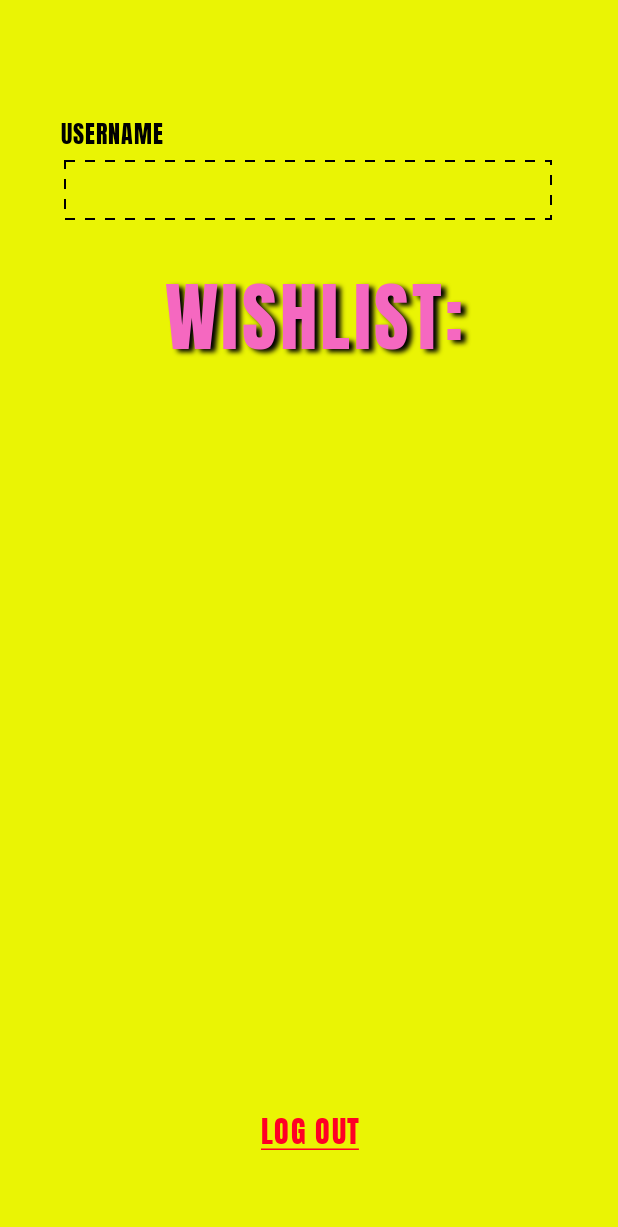
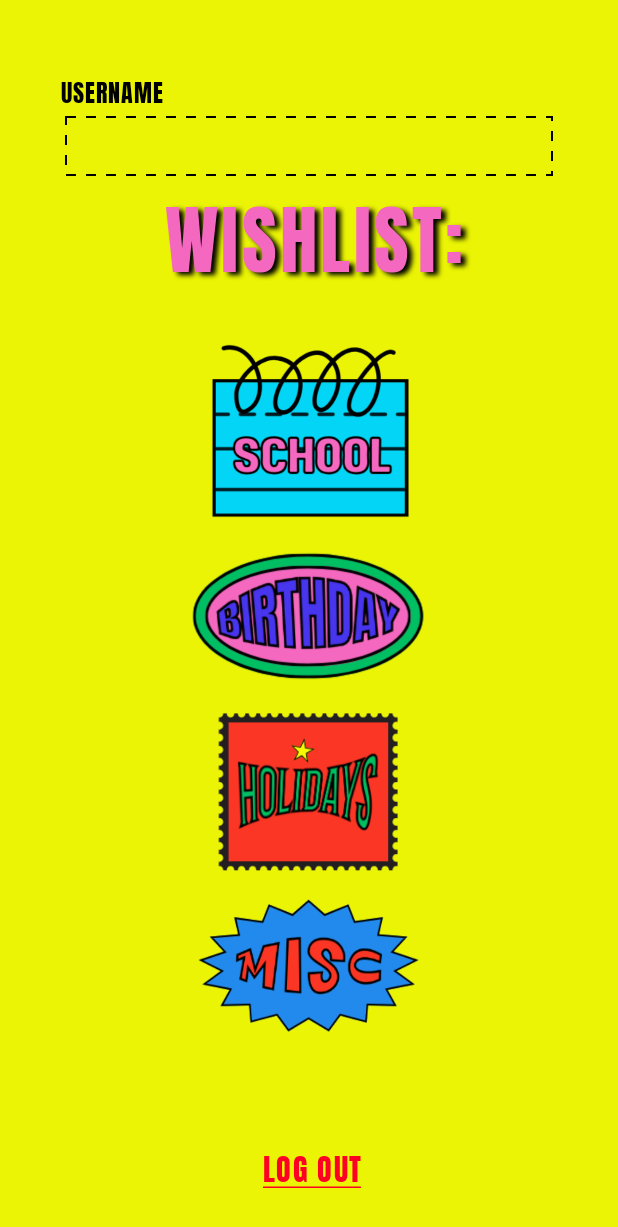
Before and after one commit to coleendeguzman/ics26011, an Android app: the HomePage screen opened directly, with no data from a screen before it, on a phone screen of 412 x 824 dp. Shown: the top 1227 px of the screen. Run offline under Robolectric (Android 15) with nearby library versions, the phone set to English and light mode, and no system bars.

Commit message:
School, birthday, holidays, misc buttons on Home Page and XML files

```diff
--- a/app/src/main/java/com/example/wishlist/HomePage.kt
+++ b/app/src/main/java/com/example/wishlist/HomePage.kt
@@ -4,6 +4,7 @@ import android.content.Intent
 import androidx.appcompat.app.AppCompatActivity
 import android.os.Bundle
 import android.widget.Button
+import android.widget.ImageButton
 import android.widget.TextView
 
 class HomePage : AppCompatActivity() {
@@ -16,12 +17,39 @@ class HomePage : AppCompatActivity() {
         val btnLogout = findViewById<Button>(R.id.btnLogout)
         val tvUsername = findViewById<TextView>(R.id.tvUsername)
 
+        val btnSchool = findViewById<ImageButton>(R.id.btnSchool)
+        val btnBirthday = findViewById<ImageButton>(R.id.btnBirthday)
+        val btnHolidays = findViewById<ImageButton>(R.id.btnHolidays)
+        val btnMisc = findViewById<ImageButton>(R.id.btnMisc)
+
         tvUsername.text = username
+
+        btnSchool.setOnClickListener {
+            val i = Intent(this, SchoolPage::class.java)
+            startActivity(i)
+        }
+
+        btnBirthday.setOnClickListener {
+            val i = Intent(this, BirthdayPage::class.java)
+            startActivity(i)
+        }
+
+        btnHolidays.setOnClickListener {
+            val i = Intent(this, HolidaysPage::class.java)
+            startActivity(i)
+        }
+
+        btnMisc.setOnClickListener {
+            val i = Intent(this, MiscPage::class.java)
+            startActivity(i)
+        }
 
         btnLogout.setOnClickListener {
             val i = Intent(this, LoginPage::class.java)
             startActivity(i)
             finish()
         }
+
+
     }
 }
--- a/app/src/main/java/com/example/wishlist/LoginPage.kt
+++ b/app/src/main/java/com/example/wishlist/LoginPage.kt
@@ -1,9 +1,11 @@
 package com.example.wishlist
 
 import android.content.Intent
+import android.media.Image
 import android.os.Bundle
 import android.widget.Button
 import android.widget.EditText
+import android.widget.ImageButton
 import android.widget.TextView
 import android.widget.Toast
 import androidx.appcompat.app.AppCompatActivity
--- a/app/src/main/java/com/example/wishlist/RegisterPage.kt
+++ b/app/src/main/java/com/example/wishlist/RegisterPage.kt
@@ -58,14 +58,16 @@ class RegisterPage : AppCompatActivity() {
 
                     else {
 
-                        Toast.makeText(this, "Registration Failed. Please try again.", Toast.LENGTH_LONG).show()
+                        Toast.makeText(this, "Registration Failed. Please try again.",
+                            Toast.LENGTH_LONG).show()
                     }
 
                 }
 
                 else {
 
-                    Toast.makeText(this, "Password needs 8 characters at least 1 symbol and a mix of upper and lower case letters .", Toast.LENGTH_LONG).show()
+                    Toast.makeText(this, "Password needs 8 characters at least, " +
+                            "one symbol, and a mix of upper and lower case letters.", Toast.LENGTH_LONG).show()
                 }
 
             }
--- a/app/src/main/res/layout/activity_home_page.xml
+++ b/app/src/main/res/layout/activity_home_page.xml
@@ -21,7 +21,7 @@
         app:layout_constraintHorizontal_bias="0.119"
         app:layout_constraintStart_toStartOf="parent"
         app:layout_constraintTop_toTopOf="parent"
-        app:layout_constraintVertical_bias="0.092" />
+        app:layout_constraintVertical_bias="0.058" />
 
     <TextView
         android:id="@+id/tvUsername"
@@ -34,10 +34,10 @@
         android:textSize="20sp"
         app:layout_constraintBottom_toBottomOf="parent"
         app:layout_constraintEnd_toEndOf="parent"
-        app:layout_constraintHorizontal_bias="0.493"
         app:layout_constraintStart_toStartOf="parent"
         app:layout_constraintTop_toTopOf="parent"
-        app:layout_constraintVertical_bias="0.136" />
+        app:layout_constraintVertical_bias="0.099" />
+
 
     <TextView
         android:id="@+id/textView8"
@@ -57,12 +57,62 @@
         app:layout_constraintHorizontal_bias="0.591"
         app:layout_constraintStart_toStartOf="parent"
         app:layout_constraintTop_toTopOf="parent"
-        app:layout_constraintVertical_bias="0.217" />
+        app:layout_constraintVertical_bias="0.148" />
+
+    <ImageButton
+        android:id="@+id/btnBirthday"
+        android:layout_width="159dp"
+        android:layout_height="89dp"
+        android:layout_marginStart="4dp"
+        android:background="@drawable/birthday"
+        app:layout_constraintBottom_toBottomOf="parent"
+        app:layout_constraintEnd_toEndOf="parent"
+        app:layout_constraintHorizontal_bias="0.491"
+        app:layout_constraintStart_toStartOf="parent"
+        app:layout_constraintTop_toBottomOf="@+id/btnSchool"
+        app:layout_constraintVertical_bias="0.052" />
+
+    <ImageButton
+        android:id="@+id/btnSchool"
+        android:layout_width="134dp"
+        android:layout_height="117dp"
+        android:background="@drawable/school"
+        app:layout_constraintBottom_toBottomOf="parent"
+        app:layout_constraintEnd_toEndOf="parent"
+        app:layout_constraintStart_toStartOf="parent"
+        app:layout_constraintTop_toTopOf="parent"
+        app:layout_constraintVertical_bias="0.323" />
+
+    <ImageButton
+        android:id="@+id/btnHolidays"
+        android:layout_width="124dp"
+        android:layout_height="110dp"
+        android:layout_marginStart="4dp"
+        android:background="@drawable/holidays"
+        app:layout_constraintBottom_toBottomOf="parent"
+        app:layout_constraintEnd_toEndOf="parent"
+        app:layout_constraintHorizontal_bias="0.491"
+        app:layout_constraintStart_toStartOf="parent"
+        app:layout_constraintTop_toBottomOf="@+id/btnBirthday"
+        app:layout_constraintVertical_bias="0.067" />
+
+    <ImageButton
+        android:id="@+id/btnMisc"
+        android:layout_width="149dp"
+        android:layout_height="90dp"
+        android:layout_marginStart="4dp"
+        android:background="@drawable/misc"
+        app:layout_constraintBottom_toBottomOf="parent"
+        app:layout_constraintEnd_toEndOf="parent"
+        app:layout_constraintHorizontal_bias="0.492"
+        app:layout_constraintStart_toStartOf="parent"
+        app:layout_constraintTop_toBottomOf="@+id/btnHolidays"
+        app:layout_constraintVertical_bias="0.115" />
 
     <Button
         android:id="@+id/btnLogout"
         style="@style/Widget.Material3.Button.TextButton"
-        android:layout_width="121dp"
+        android:layout_width="124dp"
         android:layout_height="56dp"
         android:fontFamily="@font/anton"
         android:letterSpacing="0.044"
@@ -71,9 +121,10 @@
         android:textSize="20sp"
         app:layout_constraintBottom_toBottomOf="parent"
         app:layout_constraintEnd_toEndOf="parent"
+        app:layout_constraintHorizontal_bias="0.505"
         app:layout_constraintStart_toStartOf="parent"
         app:layout_constraintTop_toTopOf="parent"
-        app:layout_constraintVertical_bias="0.943" />
+        app:layout_constraintVertical_bias="0.976" />
 
 
 </androidx.constraintlayout.widget.ConstraintLayout>
```
Also changed, not shown: app/src/main/AndroidManifest.xml (+12 -0 lines), app/src/main/java/com/example/wishlist/BirthdayPage.kt (added, +11 -0 lines), app/src/main/java/com/example/wishlist/HolidaysPage.kt (added, +11 -0 lines), app/src/main/java/com/example/wishlist/MiscPage.kt (added, +11 -0 lines), app/src/main/java/com/example/wishlist/SchoolPage.kt (added, +11 -0 lines), app/src/main/res/layout/activity_birthday_page.xml (added, +20 -0 lines), app/src/main/res/layout/activity_holidays_page.xml (added, +21 -0 lines), app/src/main/res/layout/activity_misc_page.xml (added, +21 -0 lines), app/src/main/res/layout/activity_register_page.xml (+10 -10 lines), app/src/main/res/layout/activity_school_page.xml (added, +21 -0 lines), app/src/main/res/layout/log_in_activity.xml (+10 -10 lines), app/src/main/res/drawable/birthday.png (added), app/src/main/res/drawable/holidays.png (added), app/src/main/res/drawable/misc.png (added), 1 more files.
